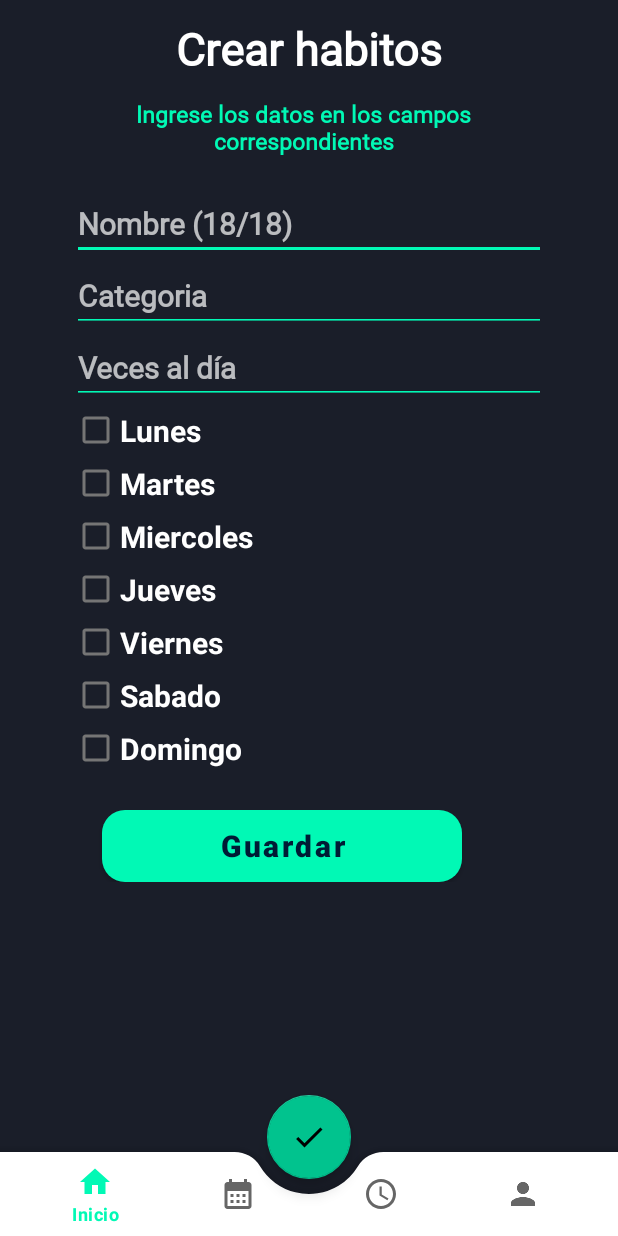
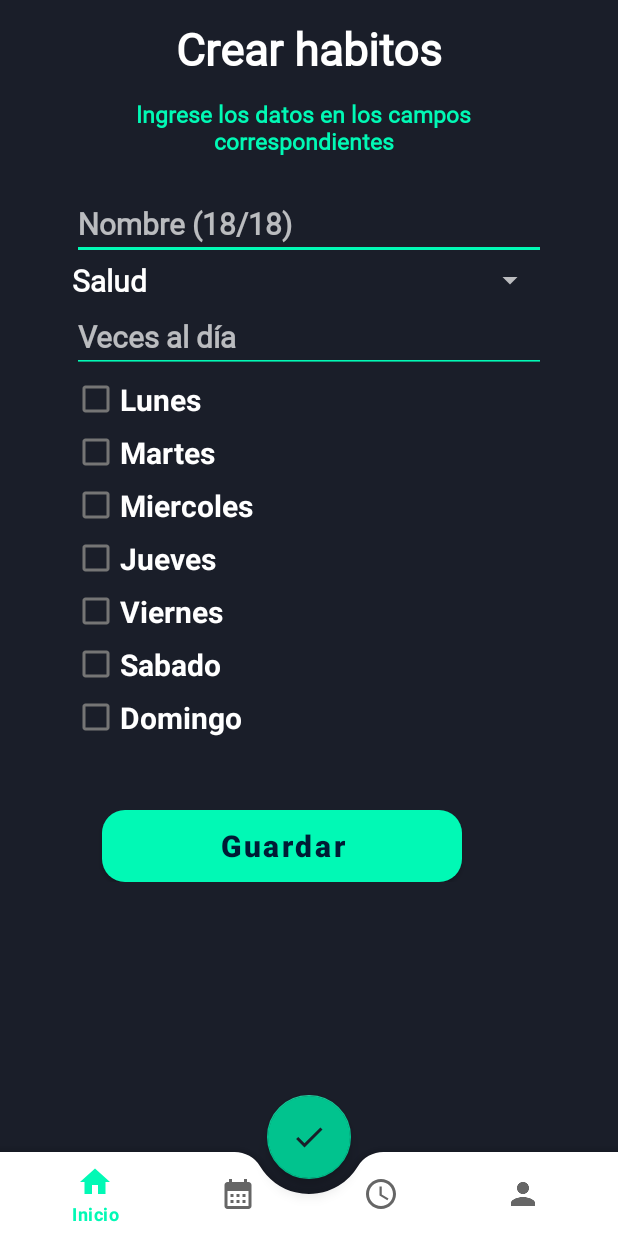
Before and after one commit to OmarQuinonez21/baseDeProyecto, an Android app: the habitosActivity screen opened directly, with no data from a screen before it, on a phone screen of 412 x 824 dp. Run offline under Robolectric (Android 15) with nearby library versions, the phone set to English and light mode, and no system bars.

Commit message:
Spinner en crear habitos

```diff
--- a/app/src/main/java/com/example/inicio/habitosActivity.java
+++ b/app/src/main/java/com/example/inicio/habitosActivity.java
@@ -5,18 +5,28 @@ import android.content.DialogInterface;
 import android.content.Intent;
 import android.os.Bundle;
 import android.view.View;
+import android.widget.AdapterView;
+import android.widget.ArrayAdapter;
 import android.widget.Button;
 import android.widget.CheckBox;
 import android.widget.EditText;
 import android.view.View;
+import android.widget.Spinner;
+import android.widget.TextView;
+import android.widget.Toast;
 
 import androidx.appcompat.app.AppCompatActivity;
 
 import com.google.android.material.bottomnavigation.BottomNavigationView;
 
-public class habitosActivity extends AppCompatActivity  {
+import java.util.ArrayList;
+
+public class habitosActivity extends AppCompatActivity implements AdapterView.OnItemSelectedListener {
     String nombreUsuario;
     EditText nombre, categoria, nDias;
+
+    Spinner sCategorias;
+    ArrayList<String> lista = new ArrayList<>();
 
     Button saveHabit;
 
@@ -30,7 +40,11 @@ public class habitosActivity extends AppCompatActivity  {
         nombreUsuario = getIntent().getStringExtra("usuario");
         saveHabit=(Button) findViewById(R.id.btn_habitoGuardar);
         nombre=findViewById(R.id.et_nombreHabito);
-        categoria=findViewById(R.id.et_categoriaHabito);
+
+        sCategorias = findViewById(R.id.et_categoriaHabito);
+        agregandoValores();
+        darClic();
+
         nDias=findViewById(R.id.et_Frecuencia);
         cbLunes=(CheckBox) findViewById(R.id.checkbox_lunes);
         cbMartes=(CheckBox) findViewById(R.id.checkbox_martes);
@@ -39,6 +53,7 @@ public class habitosActivity extends AppCompatActivity  {
         cbViernes=(CheckBox) findViewById(R.id.checkbox_viernes);
         cbSabado=(CheckBox) findViewById(R.id.checkbox_sabado);
         cbDomingo=(CheckBox) findViewById(R.id.checkbox_domingo);
+
 
 
         saveHabit.setOnClickListener(new View.OnClickListener() {
@@ -50,11 +65,14 @@ public class habitosActivity extends AppCompatActivity  {
                 }
                 else{
                     name=nombre.getText().toString().trim();
-                    category=categoria.getText().toString().trim();
+
+                    //aqui va categoria
+
+
                     diasnumero=nDias.getText().toString().trim();
                     guardarHabito(name,category,diasnumero,lunes,martes,miercoles,jueves,viernes,sabado,domingo);
                     nombre.setText("");
-                    categoria.setText("");
+                    //categoria.setText("");
                     nDias.setText("");
                     cbLunes.setChecked(false);
                     cbMartes.setChecked(false);
@@ -171,4 +189,40 @@ public class habitosActivity extends AppCompatActivity  {
 
 
     }
+
+    private void agregandoValores()
+    {
+        lista.add("Salud");
+        lista.add("Deporte");
+        lista.add("Estudio");
+        lista.add("Laboral");
+        lista.add("Economico");
+        lista.add("Religion");
+        lista.add("Espiritual");
+        lista.add("Social");
+        lista.add("Recreativo");
+        lista.add("Otro");
+
+    }
+
+    @Override
+    public void onItemSelected(AdapterView<?> adapterView, View view, int position, long id) {
+        adapterView.getSelectedItem();
+        if(adapterView.getId()==R.id.et_categoriaHabito){
+            Toast.makeText(this,adapterView.getSelectedItem().toString(),Toast.LENGTH_SHORT).show();
+            category = sCategorias.getSelectedItem().toString();
+        }
+    }
+
+    @Override
+    public void onNothingSelected(AdapterView<?> parent) {
+        category = "Otro";
+    }
+    private void darClic()
+    {
+        sCategorias.setOnItemSelectedListener(this);
+        ArrayAdapter<String> adapter = new ArrayAdapter<String>(this, R.layout.spinner_item_categorias, lista);
+        adapter.setDropDownViewResource(android.R.layout.simple_spinner_dropdown_item);
+        sCategorias.setAdapter(adapter);
+    }
 }
--- a/app/src/main/res/layout/activity_habitos.xml
+++ b/app/src/main/res/layout/activity_habitos.xml
@@ -66,22 +66,22 @@
             app:layout_constraintHorizontal_bias="0.0"
             app:layout_constraintStart_toStartOf="parent"
             app:layout_constraintTop_toTopOf="parent" />
-        <EditText
+
+        <Spinner
             android:id="@+id/et_categoriaHabito"
             android:layout_width="match_parent"
             android:layout_height="wrap_content"
+            android:layout_below="@+id/et_nombreHabito"
             android:layout_marginStart="48dp"
             android:layout_marginEnd="48dp"
-            android:backgroundTint="@color/tur_1"
             android:ems="10"
             android:fontFamily="@font/roboto_slab"
-            android:hint="Categoria"
-            android:inputType="text"
-            android:textColor="@color/white"
+            android:spinnerMode="dropdown"
+            android:textColor="#FF0000"
             android:textSize="20sp"
             android:textStyle="bold"
-            android:theme="@style/Theme.AppCompat.NoActionBar"
-            android:layout_below="@+id/et_nombreHabito"  />
+            android:theme="@style/Theme.AppCompat.NoActionBar" />
+
         <EditText
             android:id="@+id/et_Frecuencia"
             android:layout_width="match_parent"
--- /dev/null
+++ b/app/src/main/res/layout/spinner_item_categorias.xml
@@ -0,0 +1,13 @@
+<?xml version="1.0" encoding="utf-8"?>
+<TextView
+    xmlns:android="http://schemas.android.com/apk/res/android"
+    android:layout_width="match_parent"
+    android:layout_height="wrap_content"
+    android:backgroundTint="@color/tur_1"
+    android:ems="10"
+    android:fontFamily="@font/roboto_slab"
+    android:textColor="@color/white"
+    android:textSize="20sp"
+    android:textStyle="bold"
+    android:theme="@style/Theme.AppCompat.NoActionBar"
+    />
--- a/app/src/main/res/values/colors.xml
+++ b/app/src/main/res/values/colors.xml
@@ -5,7 +5,7 @@
     <color name="purple_700">#FF3700B3</color>
     <color name="teal_200">#FF03DAC5</color>
     <color name="teal_700">#FF018786</color>
-    <color name="black">#FF000000</color>
+    <color name="black">#1A1E29</color>
     <color name="white">#FFFFFFFF</color>
     <color name="gris">#E6E6E6</color>
     <color name="tur_1">#01F9B5</color>
```
Also changed, not shown: app/src/main/java/com/example/inicio/entidadesRutina/Rutina.java (+10 -10 lines), app/src/main/res/layout/lista_item_rutina.xml (+17 -1 lines).
